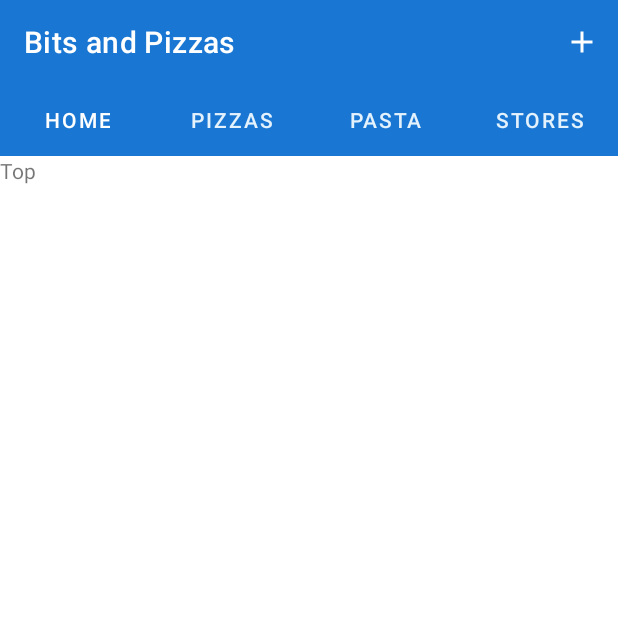
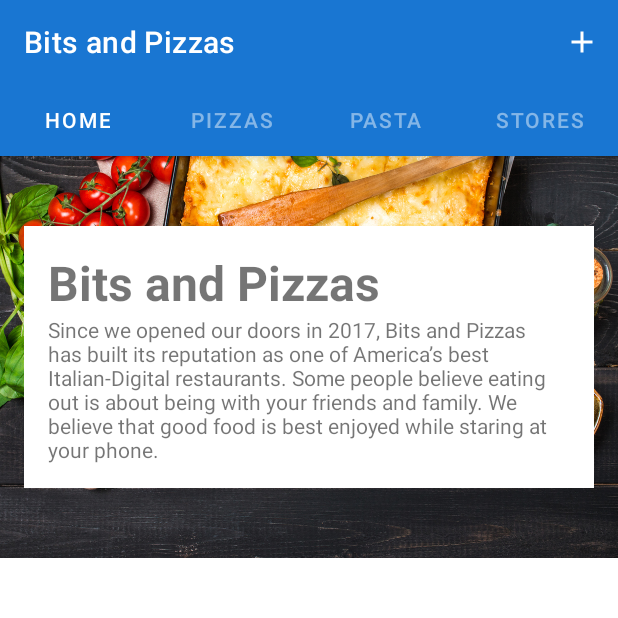
Before and after one commit to kai618/Readev, an Android app: the screen it shows after launch (PizzaActivity), on a phone screen of 412 x 824 dp, the top half of it. Run offline under Robolectric (Android 15) with nearby library versions, the phone set to English and light mode, and no system bars.

Commit message:
Test NestedScrollView

```diff
--- a/app/src/main/AndroidManifest.xml
+++ b/app/src/main/AndroidManifest.xml
@@ -28,7 +28,7 @@
             android:name=".chap8.OrderActivity"
             android:label="@string/create_order"
             android:parentActivityName=".chap8.ActionBarActivity"
-            android:theme="@style/Theme.MaterialComponents.DayNight.NoActionBar" />
+            android:theme="@style/Theme.Readev" />
         <activity
             android:name=".chap8.ActionBarActivity"
             android:theme="@style/Theme.MaterialComponents.DayNight.NoActionBar" />
--- a/app/src/main/java/com/kai/readev/chap12/PizzaActivity.java
+++ b/app/src/main/java/com/kai/readev/chap12/PizzaActivity.java
@@ -1,28 +1,30 @@
 package com.kai.readev.chap12;
+
+import android.content.Intent;
+import android.os.Bundle;
+import android.util.Log;
+import android.view.Menu;
+import android.view.MenuItem;
 
 import androidx.annotation.NonNull;
 import androidx.appcompat.app.AppCompatActivity;
 import androidx.appcompat.widget.Toolbar;
 import androidx.fragment.app.Fragment;
 import androidx.fragment.app.FragmentActivity;
-import androidx.fragment.app.FragmentManager;
-import androidx.fragment.app.FragmentPagerAdapter;
 import androidx.viewpager2.adapter.FragmentStateAdapter;
 import androidx.viewpager2.widget.ViewPager2;
-
-import android.content.Intent;
-import android.os.Bundle;
-import android.view.Menu;
-import android.view.MenuItem;
 
 import com.google.android.material.tabs.TabLayout;
 import com.google.android.material.tabs.TabLayoutMediator;
 import com.kai.readev.R;
 import com.kai.readev.chap8.OrderActivity;
 
-import java.util.Arrays;
+import java.util.Stack;
 
 public class PizzaActivity extends AppCompatActivity {
+
+    private final Stack<Integer> tabBackStack = new Stack<>();
+    private ViewPager2 viewPager;
 
     private final Fragment[] pages = new Fragment[]{
             new TopFragment(),
@@ -46,13 +48,19 @@ public class PizzaActivity extends AppCompatActivity {
         Toolbar toolbar = findViewById(R.id.toolbar);
         setSupportActionBar(toolbar);
 
-        ViewPager2 pager = findViewById(R.id.pager);
-        pager.setAdapter(new SectionsPagerAdapter(this));
+        viewPager = findViewById(R.id.paper);
+        viewPager.setAdapter(new SectionsPagerAdapter(this));
+        viewPager.registerOnPageChangeCallback(new ViewPager2.OnPageChangeCallback() {
+            @Override
+            public void onPageSelected(int position) {
+                if (tabBackStack.isEmpty() || tabBackStack.lastElement() != position) tabBackStack.add(position);
+            }
+        });
 
         TabLayout tabLayout = findViewById(R.id.tabs);
         new TabLayoutMediator(
                 tabLayout,
-                pager,
+                viewPager,
                 (tab, position) -> tab.setText(getResources().getString(titleRes[position]))
         ).attach();
     }
@@ -72,9 +80,17 @@ public class PizzaActivity extends AppCompatActivity {
         return super.onOptionsItemSelected(item);
     }
 
+    @Override
+    public void onBackPressed() {
+        if (tabBackStack.size() == 1) {
+            super.onBackPressed();
+        } else {
+            tabBackStack.pop();
+            viewPager.setCurrentItem(tabBackStack.lastElement());
+        }
+    }
+
     private class SectionsPagerAdapter extends FragmentStateAdapter {
-
-
         public SectionsPagerAdapter(@NonNull FragmentActivity fragmentActivity) {
             super(fragmentActivity);
         }
--- a/app/src/main/res/layout/activity_pizza.xml
+++ b/app/src/main/res/layout/activity_pizza.xml
@@ -1,32 +1,36 @@
 <?xml version="1.0" encoding="utf-8"?>
-<androidx.constraintlayout.widget.ConstraintLayout xmlns:android="http://schemas.android.com/apk/res/android"
+
+<androidx.coordinatorlayout.widget.CoordinatorLayout xmlns:android="http://schemas.android.com/apk/res/android"
     xmlns:app="http://schemas.android.com/apk/res-auto"
     xmlns:tools="http://schemas.android.com/tools"
     android:layout_width="match_parent"
     android:layout_height="match_parent"
     tools:context=".chap12.PizzaActivity">
 
-    <include
+    <com.google.android.material.appbar.AppBarLayout
+        android:layout_width="match_parent"
+        android:layout_height="wrap_content">
+
+        <androidx.appcompat.widget.Toolbar
             android:id="@+id/toolbar"
-        layout="@layout/toolbar_pizza"
-        app:layout_constraintStart_toStartOf="parent"
-        app:layout_constraintTop_toTopOf="parent" />
+            android:layout_width="match_parent"
+            android:layout_height="?attr/actionBarSize"
+            android:background="?attr/colorPrimary"
+            app:layout_scrollFlags="scroll|enterAlways"
+            app:titleTextColor="?attr/colorOnPrimary" />
 
         <com.google.android.material.tabs.TabLayout
             android:id="@+id/tabs"
             android:layout_width="match_parent"
             android:layout_height="wrap_content"
             android:background="?attr/colorPrimary"
-        app:layout_constraintStart_toStartOf="parent"
-        app:layout_constraintTop_toBottomOf="@+id/toolbar"
             app:tabSelectedTextColor="?attr/colorOnPrimary"
-        app:tabTextColor="@color/blue_100" />
+            app:tabTextColor="#77FFFFFF" />
+    </com.google.android.material.appbar.AppBarLayout>
 
     <androidx.viewpager2.widget.ViewPager2
-        android:id="@+id/pager"
+        android:id="@+id/paper"
         android:layout_width="match_parent"
-        android:layout_height="0dp"
-        app:layout_constraintBottom_toBottomOf="parent"
-        app:layout_constraintStart_toStartOf="parent"
-        app:layout_constraintTop_toBottomOf="@+id/tabs" />
-</androidx.constraintlayout.widget.ConstraintLayout>
+        android:layout_height="match_parent"
+        app:layout_behavior="@string/appbar_scrolling_view_behavior" />
+</androidx.coordinatorlayout.widget.CoordinatorLayout>
--- a/app/src/main/res/layout/fragment_top.xml
+++ b/app/src/main/res/layout/fragment_top.xml
@@ -1,13 +1,41 @@
 <?xml version="1.0" encoding="utf-8"?>
-<FrameLayout xmlns:android="http://schemas.android.com/apk/res/android"
+<androidx.core.widget.NestedScrollView xmlns:android="http://schemas.android.com/apk/res/android"
     xmlns:tools="http://schemas.android.com/tools"
     android:layout_width="match_parent"
     android:layout_height="match_parent"
     tools:context=".chap12.TopFragment">
 
-    <TextView
-        android:layout_width="match_parent"
-        android:layout_height="match_parent"
-        android:text="Top" />
+    <FrameLayout
+        android:layout_width="wrap_content"
+        android:layout_height="wrap_content">
 
-</FrameLayout>
+        <ImageView
+            android:layout_width="match_parent"
+            android:layout_height="268dp"
+            android:contentDescription="@string/restaurant_image"
+            android:scaleType="centerCrop"
+            android:src="@drawable/restaurant" />
+
+        <LinearLayout
+            android:layout_width="match_parent"
+            android:layout_height="wrap_content"
+            android:layout_gravity="center"
+            android:layout_margin="16dp"
+            android:background="@color/white"
+            android:orientation="vertical"
+            android:padding="16dp">
+
+            <TextView
+                android:layout_width="wrap_content"
+                android:layout_height="wrap_content"
+                android:text="@string/bits_pizzas"
+                android:textSize="32sp"
+                android:textStyle="bold" />
+
+            <TextView
+                android:layout_width="wrap_content"
+                android:layout_height="wrap_content"
+                android:text="@string/home_text" />
+        </LinearLayout>
+    </FrameLayout>
+</androidx.core.widget.NestedScrollView>
--- a/app/src/main/res/values/strings.xml
+++ b/app/src/main/res/values/strings.xml
@@ -44,4 +44,12 @@
     <string name="pizza_tab">Pizzas</string>
     <string name="pasta_tab">Pasta</string>
     <string name="store_tab">Stores</string>
+
+    <!-- Chap 12 -->
+    <string name="company_name">Bits and Pizzas</string>
+    <string name="restaurant_image">Restaurant image</string>
+    <string name="home_text">Since we opened our doors in 2017, Bits and Pizzas has built its reputation as one of America’s best Italian-Digital restaurants. Some people believe eating out is about being with your friends and family. We believe that good food is best enjoyed while staring at your phone.</string>
+
+    <string name="order_name_hint">Please enter your name</string>
+    <string name="order_details_hint">Please enter your order</string>
 </resources>
```
Also changed, not shown: app/src/main/res/layout/activity_order.xml (+59 -7 lines), app/src/main/res/drawable/diavolo.jpg (added), app/src/main/res/drawable/funghi.jpg (added), app/src/main/res/drawable/restaurant.jpg (added). Lines whose indentation alone changed are shown as unchanged.
